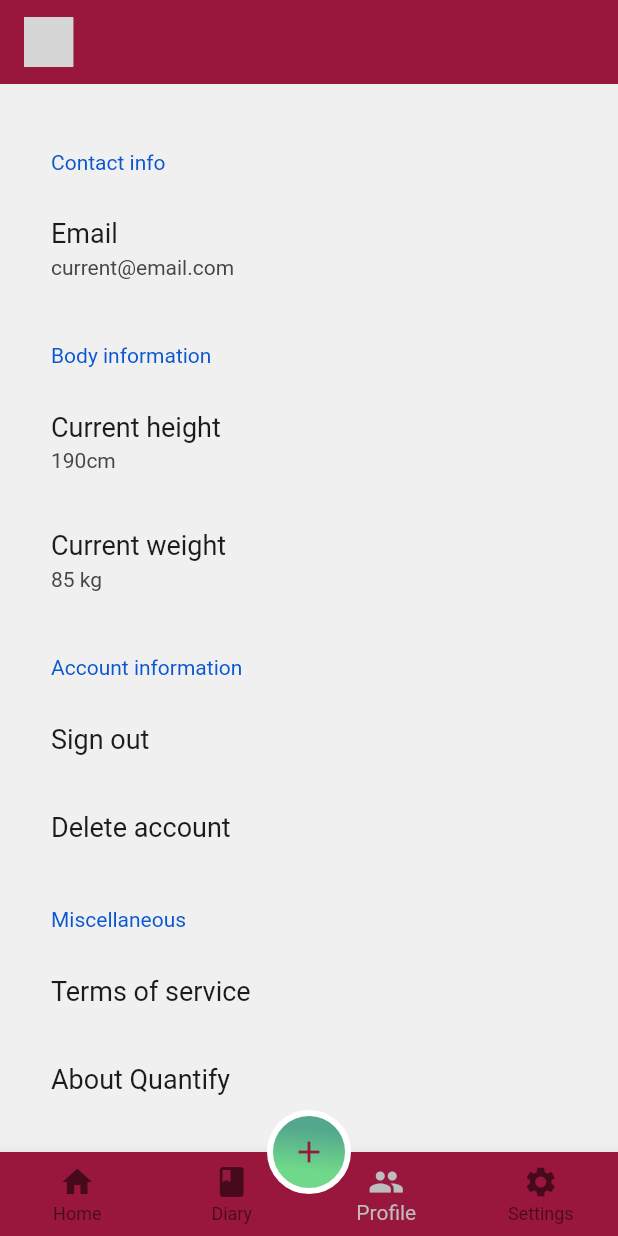
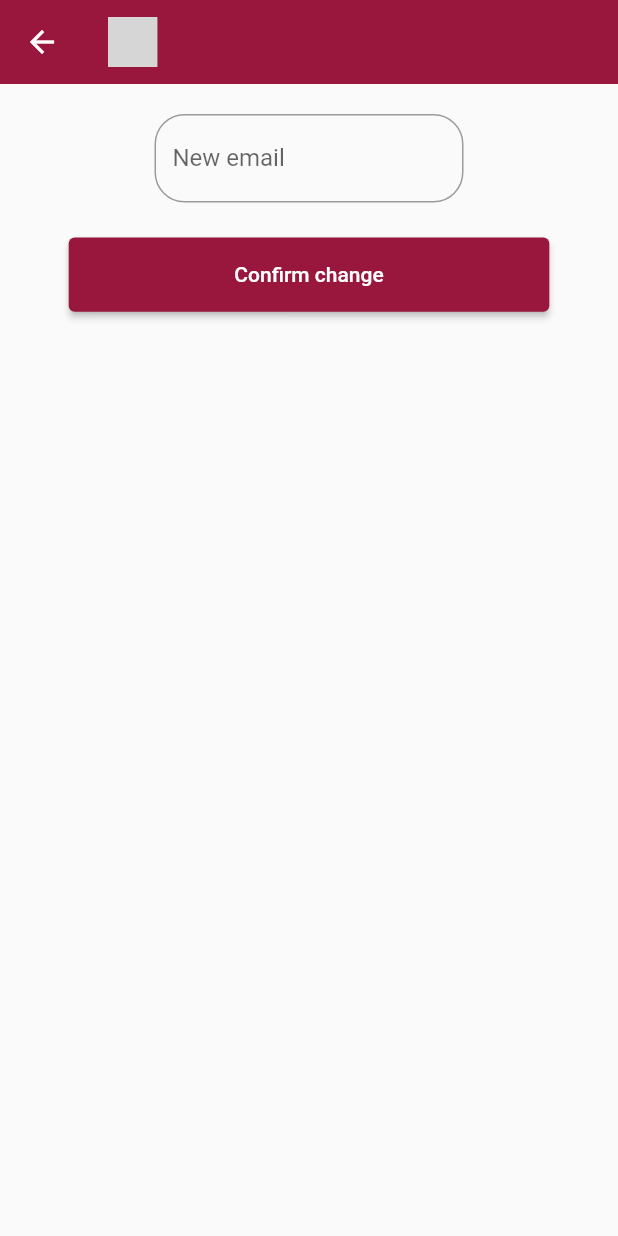
Before and after one commit to amino-health/quantify-app, a Flutter app: the screen it shows after launch, item 3 of the bottom bar chosen, after a tap on "Email", on a phone screen of 412 x 824 dp. Run offline on Flutter 3.47's test engine with Material 2 defaults, Android fonts, the phone set to English and light mode, and no system bars; drawn by our look-alikes of settings_ui; our stand-ins replace flutter_svg, google_fonts, syncfusion_flutter_charts; missing offline and left inert: lipsum; grey boxes are pictures that could not be loaded.

Commit message:
Done some changes to profile

```diff
--- /dev/null
+++ b/quantify_app/lib/screens/change.dart
@@ -0,0 +1,61 @@
+import 'package:flutter/material.dart';
+import 'package:flutter/services.dart';
+
+import 'homeSkeleton.dart';
+
+class Change extends StatefulWidget {
+  final String toChange;
+
+  Change({Key key, this.toChange}) : super(key: key);
+
+  @override
+  _ChangeState createState() => _ChangeState();
+}
+
+class _ChangeState extends State<Change> {
+  @override
+  Widget build(BuildContext context) {
+    TextEditingController _changeController = TextEditingController();
+    return Scaffold(
+      appBar: CustomAppBar(),
+      body: Center(
+        child: Column(
+          children: [
+            Container(
+              margin: const EdgeInsets.only(top: 20),
+              child: TextField(
+                keyboardType: widget.toChange == "email"
+                    ? TextInputType.emailAddress
+                    : TextInputType.number,
+                inputFormatters: <TextInputFormatter>[
+                  FilteringTextInputFormatter.allow(RegExp(r'[0-9]')),
+                ],
+                decoration: InputDecoration(
+                  border: OutlineInputBorder(
+                    borderRadius: BorderRadius.all(Radius.circular(20)),
+                  ),
+                  labelText: "New ${widget.toChange}",
+                ),
+              ),
+              height: MediaQuery.of(context).size.height * 0.1,
+              width: MediaQuery.of(context).size.width * 0.5,
+            ),
+            ElevatedButton(
+              onPressed: () {},
+              style: ButtonStyle(backgroundColor:
+                  MaterialStateProperty.resolveWith<Color>(
+                      (Set<MaterialState> states) {
+                return const Color(0xFF99163D);
+              })),
+              child: Container(
+                height: MediaQuery.of(context).size.height * 0.06,
+                width: MediaQuery.of(context).size.width * 0.7,
+                child: Center(child: Text("Confirm change")),
+              ),
+            ),
+          ],
+        ),
+      ),
+    );
+  }
+}
--- a/quantify_app/lib/screens/profileScreen.dart
+++ b/quantify_app/lib/screens/profileScreen.dart
@@ -1,4 +1,5 @@
 import 'package:flutter/material.dart';
+import 'package:quantify_app/screens/change.dart';
 import 'package:quantify_app/screens/tos.dart';
 import 'package:settings_ui/settings_ui.dart';
 
@@ -19,7 +20,10 @@ class _ProfileState extends State<Profile> {
             SettingsTile(
               title: 'Email',
               subtitle: 'current@email.com',
-              onPressed: (BuildContext context) {},
+              onPressed: (BuildContext context) {
+                Navigator.push(context,
+                    MaterialPageRoute(builder: (context) => Change(toChange: "email")));
+              },
             ),
           ],
         ),
@@ -31,13 +35,16 @@ class _ProfileState extends State<Profile> {
               subtitle: '190cm',
               onPressed: (BuildContext context) {
                 Navigator.push(context,
-                    MaterialPageRoute(builder: (context) => TosScreen()));
+                    MaterialPageRoute(builder: (context) => Change(toChange: "height")));
               },
             ),
             SettingsTile(
               title: 'Current weight',
               subtitle: '85 kg',
-              onPressed: (BuildContext context) {},
+              onPressed: (BuildContext context) {
+                Navigator.push(context,
+                    MaterialPageRoute(builder: (context) => Change(toChange: "weight")));
+              },
             ),
           ],
         ),
```
